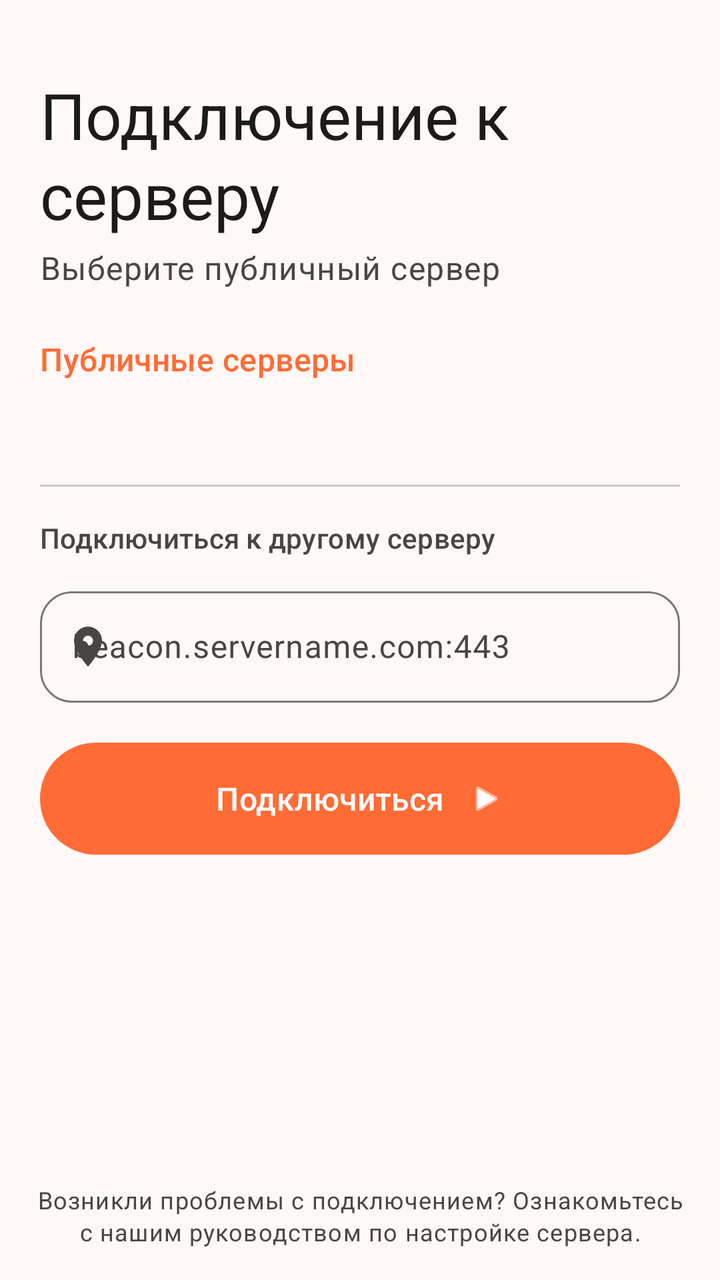
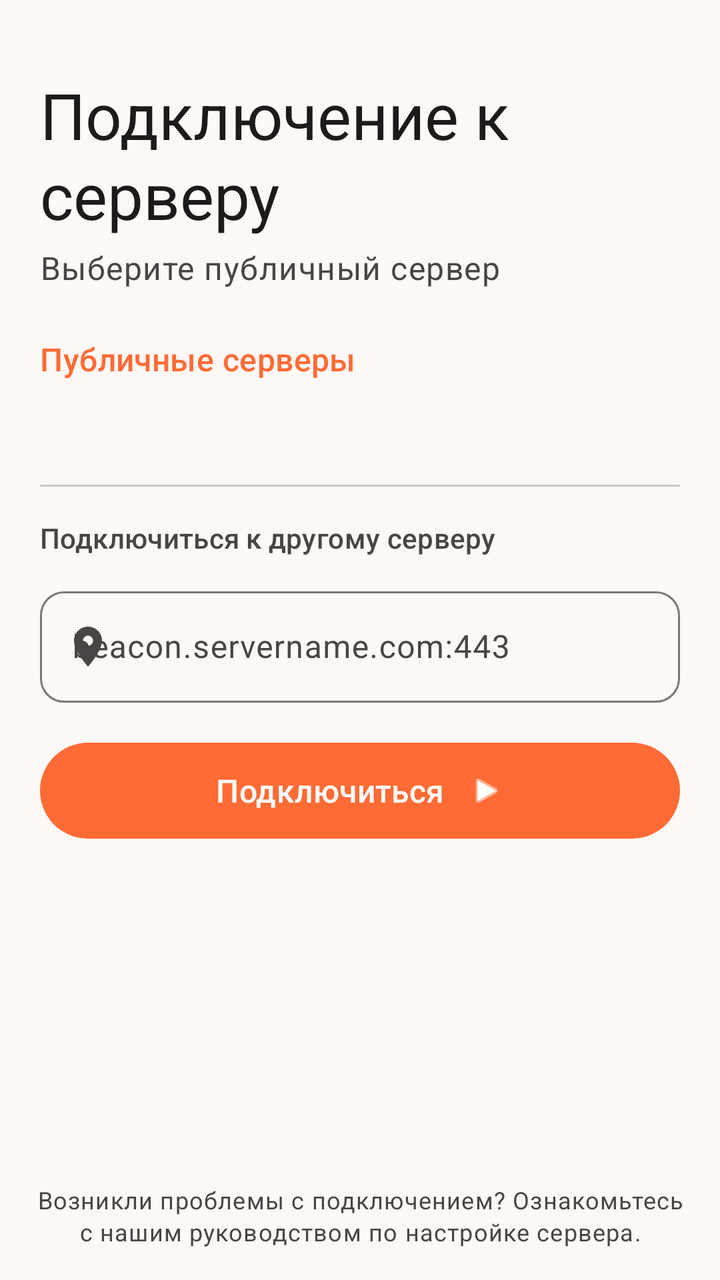

Screens rendered from an Android XML layout before and after an edit, with the pre-edit source and the edit as a unified diff.
<!-- AndroidManifest.xml: activity theme Theme.BarkfluffClientAndroid -->
<!-- res/layout/activity_select_server.xml -->
<?xml version="1.0" encoding="utf-8"?>
<androidx.constraintlayout.widget.ConstraintLayout xmlns:android="http://schemas.android.com/apk/res/android"
    xmlns:app="http://schemas.android.com/apk/res-auto"
    android:layout_width="match_parent"
    android:layout_height="match_parent"
    android:background="?attr/android:colorBackground"
    android:fitsSystemWindows="true">

    <androidx.core.widget.NestedScrollView
        android:layout_width="0dp"
        android:layout_height="0dp"
        android:fillViewport="true"
        app:layout_constraintBottom_toTopOf="@id/infoPanel"
        app:layout_constraintEnd_toEndOf="parent"
        app:layout_constraintStart_toStartOf="parent"
        app:layout_constraintTop_toTopOf="parent">

        <LinearLayout
            android:layout_width="match_parent"
            android:layout_height="wrap_content"
            android:orientation="vertical"
            android:padding="20dp">

            
            <TextView
                android:id="@+id/titleText"
                android:layout_width="wrap_content"
                android:layout_height="wrap_content"
                android:layout_marginTop="16dp"
                android:text="Подключение к серверу"
                android:textAppearance="?attr/textAppearanceHeadlineLarge"
                android:textColor="?attr/colorOnSurface" />

            
            <TextView
                android:id="@+id/subtitleText"
                android:layout_width="wrap_content"
                android:layout_height="wrap_content"
                android:layout_marginTop="4dp"
                android:layout_marginBottom="24dp"
                android:text="Выберите публичный сервер"
                android:textAppearance="?attr/textAppearanceBodyLarge"
                android:textColor="?attr/colorOnSurfaceVariant" />

            
            <TextView
                android:layout_width="wrap_content"
                android:layout_height="wrap_content"
                android:layout_marginBottom="12dp"
                android:text="Публичные серверы"
                android:textAppearance="?attr/textAppearanceTitleMedium"
                android:textColor="?attr/colorPrimary" />

            
            <androidx.recyclerview.widget.RecyclerView
                android:id="@+id/serverListRecyclerView"
                android:layout_width="match_parent"
                android:layout_height="wrap_content"
                android:layout_marginBottom="24dp"
                android:nestedScrollingEnabled="false"
                android:overScrollMode="never" />

            
            <com.google.android.material.progressindicator.CircularProgressIndicator
                android:id="@+id/loadingProgressBar"
                android:layout_width="wrap_content"
                android:layout_height="wrap_content"
                android:layout_gravity="center"
                android:layout_marginBottom="24dp"
                android:indeterminate="true"
                android:visibility="gone"
                app:indicatorColor="?attr/colorPrimary" />

            
            <com.google.android.material.divider.MaterialDivider
                android:layout_width="match_parent"
                android:layout_height="wrap_content"
                android:layout_marginVertical="16dp" />

            
            <TextView
                android:layout_width="wrap_content"
                android:layout_height="wrap_content"
                android:layout_marginBottom="12dp"
                android:text="Подключиться к другому серверу"
                android:textAppearance="?attr/textAppearanceTitleSmall"
                android:textColor="?attr/colorOnSurfaceVariant" />

            
            <com.google.android.material.textfield.TextInputLayout
                android:id="@+id/serverAddressInputLayout"
                style="@style/Widget.Material3.TextInputLayout.OutlinedBox"
                android:layout_width="match_parent"
                android:layout_height="wrap_content"
                android:layout_marginBottom="16dp"
                android:hint="beacon.servername.com:443"
                app:boxCornerRadiusBottomEnd="16dp"
                app:boxCornerRadiusBottomStart="16dp"
                app:boxCornerRadiusTopEnd="16dp"
                app:boxCornerRadiusTopStart="16dp"
                app:startIconDrawable="@drawable/ic_location">

                <com.google.android.material.textfield.TextInputEditText
                    android:id="@+id/serverAddressEditText"
                    android:layout_width="match_parent"
                    android:layout_height="wrap_content"
                    android:inputType="textUri"
                    android:maxLines="1" />

            </com.google.android.material.textfield.TextInputLayout>

            
            <com.google.android.material.button.MaterialButton
                android:id="@+id/connectButton"
                android:layout_width="match_parent"
                android:layout_height="64dp"
                android:layout_marginBottom="24dp"
                android:text="Подключиться"
                android:textAllCaps="false"
                android:textAppearance="?attr/textAppearanceTitleMedium"
                app:cornerRadius="32dp"
                app:icon="@android:drawable/ic_media_play"
                app:iconGravity="textEnd"
                app:iconPadding="12dp" />

        </LinearLayout>

    </androidx.core.widget.NestedScrollView>

    
    <LinearLayout
        android:id="@+id/infoPanel"
        android:layout_width="0dp"
        android:layout_height="wrap_content"
        android:orientation="vertical"
        android:padding="16dp"
        app:layout_constraintBottom_toBottomOf="parent"
        app:layout_constraintEnd_toEndOf="parent"
        app:layout_constraintStart_toStartOf="parent">

        
        <TextView
            android:layout_width="match_parent"
            android:layout_height="wrap_content"
            android:gravity="center"
            android:text="Возникли проблемы с подключением? Ознакомьтесь с нашим руководством по настройке сервера."
            android:textAppearance="?attr/textAppearanceBodySmall"
            android:textColor="?attr/colorOnSurfaceVariant" />

    </LinearLayout>

</androidx.constraintlayout.widget.ConstraintLayout>
<!-- resources referenced by this layout -->
<resources>
  <style name="Base.Theme.BarkfluffClientAndroid" parent="Theme.Material3.DayNight.NoActionBar">
          
          <item name="android:windowLayoutInDisplayCutoutMode" tools:targetApi="p">shortEdges</item>
          <item name="android:statusBarColor">@android:color/transparent</item>
          <item name="android:navigationBarColor">@android:color/transparent</item>
          <item name="android:windowLightStatusBar">true</item>
          <item name="android:windowLightNavigationBar" tools:targetApi="o_mr1">true</item>
          <item name="android:windowBackground">?android:attr/colorBackground</item>
  
          
          <item name="colorPrimary">@color/primary</item>
          <item name="colorOnPrimary">@color/on_primary</item>
          <item name="colorPrimaryContainer">@color/primary_container</item>
          <item name="colorOnPrimaryContainer">@color/on_primary_container</item>
  
          <item name="colorSecondary">@color/secondary</item>
          <item name="colorOnSecondary">@color/on_secondary</item>
          <item name="colorSecondaryContainer">@color/secondary_container</item>
          <item name="colorOnSecondaryContainer">@color/on_secondary_container</item>
  
          <item name="colorTertiary">@color/tertiary</item>
          <item name="colorOnTertiary">@color/on_tertiary</item>
          <item name="colorTertiaryContainer">@color/tertiary_container</item>
          <item name="colorOnTertiaryContainer">@color/on_tertiary_container</item>
  
          <item name="colorError">@color/error</item>
          <item name="colorOnError">@color/on_error</item>
          <item name="colorErrorContainer">@color/error_container</item>
          <item name="colorOnErrorContainer">@color/on_error_container</item>
  
          <item name="colorSurface">@color/surface</item>
          <item name="colorOnSurface">@color/on_surface</item>
          <item name="colorOnSurfaceVariant">@color/on_surface_variant</item>
  
          <item name="colorSurfaceContainerLowest">@color/surface_container_lowest</item>
          <item name="colorSurfaceContainerLow">@color/surface_container_low</item>
          <item name="colorSurfaceContainer">@color/surface_container</item>
          <item name="colorSurfaceContainerHigh">@color/surface_container_high</item>
          <item name="colorSurfaceContainerHighest">@color/surface_container_highest</item>
  
          <item name="colorOutline">@color/outline</item>
          <item name="colorOutlineVariant">@color/outline_variant</item>
  
          <item name="android:colorBackground">@color/background</item>
          <item name="colorOnBackground">@color/on_background</item>
  
          <item name="colorSurfaceInverse">@color/inverse_surface</item>
          <item name="colorOnSurfaceInverse">@color/inverse_on_surface</item>
          <item name="colorPrimaryInverse">@color/inverse_primary</item>
  
          
          <item name="shapeAppearanceSmallComponent">@style/ShapeAppearance.Material3.SmallComponent</item>
          <item name="shapeAppearanceMediumComponent">@style/ShapeAppearance.Material3.MediumComponent</item>
          <item name="shapeAppearanceLargeComponent">@style/ShapeAppearance.Material3.LargeComponent</item>
  
          
          <item name="textAppearanceDisplayLarge">@style/TextAppearance.Material3.DisplayLarge</item>
          <item name="textAppearanceHeadlineLarge">@style/TextAppearance.Material3.HeadlineLarge</item>
          <item name="textAppearanceTitleLarge">@style/TextAppearance.Material3.TitleLarge</item>
      </style>
  <color name="tertiary">#03DAC6</color>
  <color name="on_tertiary">#000000</color>
  <color name="tertiary_container">#00E5D2</color>
  <color name="on_tertiary_container">#00202A</color>
  <!-- unchanged entries left out for length: 29 -->
</resources>

<!-- the commit's change to res/layout/activity_select_server.xml (unified diff, before → after) -->
@@ -27,7 +27,7 @@
                 android:layout_width="wrap_content"
                 android:layout_height="wrap_content"
                 android:layout_marginTop="16dp"
-                android:text="Подключение к серверу"
+                android:text="@string/server_title"
                 android:textAppearance="?attr/textAppearanceHeadlineLarge"
                 android:textColor="?attr/colorOnSurface" />
 
@@ -38,7 +38,7 @@
                 android:layout_height="wrap_content"
                 android:layout_marginTop="4dp"
                 android:layout_marginBottom="24dp"
-                android:text="Выберите публичный сервер"
+                android:text="@string/server_subtitle"
                 android:textAppearance="?attr/textAppearanceBodyLarge"
                 android:textColor="?attr/colorOnSurfaceVariant" />
 
@@ -47,7 +47,7 @@
                 android:layout_width="wrap_content"
                 android:layout_height="wrap_content"
                 android:layout_marginBottom="12dp"
-                android:text="Публичные серверы"
+                android:text="@string/server_public"
                 android:textAppearance="?attr/textAppearanceTitleMedium"
                 android:textColor="?attr/colorPrimary" />
 
@@ -82,7 +82,7 @@
                 android:layout_width="wrap_content"
                 android:layout_height="wrap_content"
                 android:layout_marginBottom="12dp"
-                android:text="Подключиться к другому серверу"
+                android:text="@string/server_custom"
                 android:textAppearance="?attr/textAppearanceTitleSmall"
                 android:textColor="?attr/colorOnSurfaceVariant" />
 
@@ -94,10 +94,10 @@
                 android:layout_height="wrap_content"
                 android:layout_marginBottom="16dp"
                 android:hint="beacon.servername.com:443"
-                app:boxCornerRadiusBottomEnd="16dp"
-                app:boxCornerRadiusBottomStart="16dp"
-                app:boxCornerRadiusTopEnd="16dp"
-                app:boxCornerRadiusTopStart="16dp"
+                app:boxCornerRadiusBottomEnd="@dimen/shape_corner_medium"
+                app:boxCornerRadiusBottomStart="@dimen/shape_corner_medium"
+                app:boxCornerRadiusTopEnd="@dimen/shape_corner_medium"
+                app:boxCornerRadiusTopStart="@dimen/shape_corner_medium"
                 app:startIconDrawable="@drawable/ic_location">
 
                 <com.google.android.material.textfield.TextInputEditText
@@ -113,12 +113,12 @@
             <com.google.android.material.button.MaterialButton
                 android:id="@+id/connectButton"
                 android:layout_width="match_parent"
-                android:layout_height="64dp"
+                android:layout_height="@dimen/button_height_default"
                 android:layout_marginBottom="24dp"
-                android:text="Подключиться"
+                android:text="@string/btn_connect"
                 android:textAllCaps="false"
                 android:textAppearance="?attr/textAppearanceTitleMedium"
-                app:cornerRadius="32dp"
+                app:cornerRadius="@dimen/shape_corner_full"
                 app:icon="@android:drawable/ic_media_play"
                 app:iconGravity="textEnd"
                 app:iconPadding="12dp" />
@@ -143,7 +143,7 @@
             android:layout_width="match_parent"
             android:layout_height="wrap_content"
             android:gravity="center"
-            android:text="Возникли проблемы с подключением? Ознакомьтесь с нашим руководством по настройке сервера."
+            android:text="@string/server_help_hint"
             android:textAppearance="?attr/textAppearanceBodySmall"
             android:textColor="?attr/colorOnSurfaceVariant" />
 
<!-- resource entries referenced after the edit -->
@@ -1,5 +1,14 @@
 <!-- resources referenced by this layout -->
 <resources>
+  <dimen name="button_height_default">56dp</dimen>
+  <dimen name="shape_corner_full">999dp</dimen>
+  <dimen name="shape_corner_medium">12dp</dimen>
+  <string name="btn_connect">Подключиться</string>
+  <string name="server_custom">Подключиться к другому серверу</string>
+  <string name="server_help_hint">Возникли проблемы с подключением? Ознакомьтесь с нашим руководством по настройке сервера.</string>
+  <string name="server_public">Публичные серверы</string>
+  <string name="server_subtitle">Выберите публичный сервер</string>
+  <string name="server_title">Подключение к серверу</string>
   <style name="Base.Theme.BarkfluffClientAndroid" parent="Theme.Material3.DayNight.NoActionBar">
           
           <item name="android:windowLayoutInDisplayCutoutMode" tools:targetApi="p">shortEdges</item>
@@ -59,11 +68,15 @@
           <item name="textAppearanceDisplayLarge">@style/TextAppearance.Material3.DisplayLarge</item>
           <item name="textAppearanceHeadlineLarge">@style/TextAppearance.Material3.HeadlineLarge</item>
           <item name="textAppearanceTitleLarge">@style/TextAppearance.Material3.TitleLarge</item>
+  
+          
+          <item name="android:windowActivityTransitions">true</item>
+          <item name="android:windowContentTransitions">true</item>
       </style>
-  <color name="tertiary">#03DAC6</color>
-  <color name="on_tertiary">#000000</color>
-  <color name="tertiary_container">#00E5D2</color>
-  <color name="on_tertiary_container">#00202A</color>
+  <color name="tertiary">#785A0B</color>
+  <color name="on_tertiary">#FFFFFF</color>
+  <color name="tertiary_container">#FFDF9C</color>
+  <color name="on_tertiary_container">#261A00</color>
   <!-- unchanged entries left out for length: 29 -->
 </resources>
 
